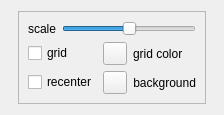
This is ui/adjustscenewidget.ui in bitsed/qosmic as Qt 5 draws it before an edit. The edited form follows.
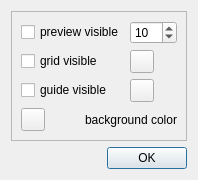
This is the edited form. Icons and pictures are not drawn. Custom widgets are drawn as their Qt base class.

Patch:
```diff
--- a/ui/adjustscenewidget.ui
+++ b/ui/adjustscenewidget.ui
@@ -1,29 +1,26 @@
 <?xml version="1.0" encoding="UTF-8"?>
 <ui version="4.0">
  <class>AdjustSceneWidget</class>
- <widget class="QWidget" name="AdjustSceneWidget">
+ <widget class="QDialog" name="AdjustSceneWidget">
   <property name="geometry">
    <rect>
     <x>0</x>
     <y>0</y>
-    <width>224</width>
-    <height>113</height>
+    <width>191</width>
+    <height>160</height>
    </rect>
   </property>
-  <property name="sizePolicy">
-   <sizepolicy hsizetype="Minimum" vsizetype="Minimum">
-    <horstretch>0</horstretch>
-    <verstretch>0</verstretch>
-   </sizepolicy>
-  </property>
   <property name="windowTitle">
    <string>Adjust Scene</string>
   </property>
-  <layout class="QGridLayout" name="gridLayout_3">
+  <property name="modal">
+   <bool>true</bool>
+  </property>
+  <layout class="QGridLayout" name="gridLayout_2">
    <item row="0" column="0">
     <widget class="QFrame" name="frame">
      <property name="sizePolicy">
-      <sizepolicy hsizetype="Maximum" vsizetype="Maximum">
+      <sizepolicy hsizetype="Preferred" vsizetype="Maximum">
        <horstretch>0</horstretch>
        <verstretch>0</verstretch>
       </sizepolicy>
@@ -34,78 +31,80 @@
      <property name="frameShadow">
       <enum>QFrame::Sunken</enum>
      </property>
-     <layout class="QGridLayout" name="gridLayout_2">
+     <layout class="QVBoxLayout" name="verticalLayout">
+      <item>
+       <layout class="QGridLayout" name="gridLayout">
       <item row="0" column="0">
-       <widget class="QLabel" name="label">
+         <widget class="QCheckBox" name="m_previewCheckBox">
         <property name="text">
-         <string>scale</string>
+           <string>preview visible</string>
         </property>
        </widget>
       </item>
       <item row="0" column="1">
-       <widget class="SnapSlider" name="m_sceneScaleSlider">
-        <property name="sizePolicy">
-         <sizepolicy hsizetype="Expanding" vsizetype="Minimum">
-          <horstretch>0</horstretch>
-          <verstretch>0</verstretch>
-         </sizepolicy>
-        </property>
-        <property name="minimum">
-         <number>-1000</number>
+         <widget class="IntValueEditor" name="m_previewEditor">
+          <property name="toolTip">
+           <string>preview density</string>
         </property>
         <property name="maximum">
-         <number>1000</number>
-        </property>
-        <property name="orientation">
-         <enum>Qt::Horizontal</enum>
+           <number>999</number>
+          </property>
+          <property name="value">
+           <number>10</number>
         </property>
        </widget>
       </item>
-      <item row="1" column="0" colspan="2">
-       <layout class="QGridLayout" name="gridLayout" columnstretch="0,1">
-        <item row="0" column="0">
+        <item row="1" column="0">
          <widget class="QCheckBox" name="m_gridCheckBox">
           <property name="text">
-           <string>grid</string>
-          </property>
-         </widget>
-        </item>
-        <item row="0" column="1">
-         <layout class="QHBoxLayout" name="horizontalLayout">
-          <item>
-           <widget class="QToolButton" name="m_gridColorButton">
-            <property name="maximumSize">
-             <size>
-              <width>24</width>
-              <height>24</height>
-             </size>
-            </property>
-            <property name="text">
-             <string/>
-            </property>
-            <property name="icon">
-             <iconset resource="../qosmic.qrc">
-              <normaloff>:/icons/silk/color_wheel.xpm</normaloff>:/icons/silk/color_wheel.xpm</iconset>
-            </property>
-           </widget>
-          </item>
-          <item>
-           <widget class="QLabel" name="label_7">
-            <property name="text">
-             <string>grid color</string>
-            </property>
-           </widget>
-          </item>
-         </layout>
-        </item>
-        <item row="1" column="0">
-         <widget class="QCheckBox" name="m_sceneCenterOnCheckbox">
-          <property name="text">
-           <string>recenter</string>
+           <string>grid visible</string>
           </property>
          </widget>
         </item>
         <item row="1" column="1">
+         <widget class="QToolButton" name="m_gridColorButton">
+          <property name="maximumSize">
+           <size>
+            <width>24</width>
+            <height>24</height>
+           </size>
+          </property>
+          <property name="text">
+           <string/>
+          </property>
+          <property name="icon">
+           <iconset resource="../qosmic.qrc">
+            <normaloff>:/icons/silk/color_wheel.xpm</normaloff>:/icons/silk/color_wheel.xpm</iconset>
+          </property>
+         </widget>
+        </item>
+        <item row="2" column="0">
+         <widget class="QCheckBox" name="m_guideCheckBox">
+          <property name="text">
+           <string>guide visible</string>
+          </property>
+         </widget>
+        </item>
+        <item row="2" column="1">
+         <widget class="QToolButton" name="m_guideColorButton">
+          <property name="maximumSize">
+           <size>
+            <width>24</width>
+            <height>24</height>
+           </size>
+          </property>
+          <property name="text">
+           <string/>
+          </property>
+          <property name="icon">
+           <iconset resource="../qosmic.qrc">
+            <normaloff>:/icons/silk/color_wheel.xpm</normaloff>:/icons/silk/color_wheel.xpm</iconset>
+          </property>
+         </widget>
+        </item>
+       </layout>
+      </item>
+      <item>
          <layout class="QHBoxLayout" name="horizontalLayout_2">
           <item>
            <widget class="QToolButton" name="m_bgColorButton">
@@ -130,7 +129,7 @@
              <enum>Qt::RightToLeft</enum>
             </property>
             <property name="text">
-             <string>background</string>
+           <string>background color</string>
             </property>
             <property name="alignment">
              <set>Qt::AlignRight|Qt::AlignTrailing|Qt::AlignVCenter</set>
@@ -140,18 +139,26 @@
          </layout>
         </item>
        </layout>
-      </item>
-     </layout>
     </widget>
    </item>
    <item row="1" column="0">
+    <widget class="QDialogButtonBox" name="m_okButtonBox">
+     <property name="orientation">
+      <enum>Qt::Horizontal</enum>
+     </property>
+     <property name="standardButtons">
+      <set>QDialogButtonBox::Ok</set>
+     </property>
+    </widget>
+   </item>
+   <item row="2" column="0">
     <spacer name="verticalSpacer">
      <property name="orientation">
       <enum>Qt::Vertical</enum>
      </property>
      <property name="sizeHint" stdset="0">
       <size>
-       <width>13</width>
+       <width>149</width>
        <height>0</height>
       </size>
      </property>
@@ -161,9 +168,9 @@
  </widget>
  <customwidgets>
   <customwidget>
-   <class>SnapSlider</class>
-   <extends>QSlider</extends>
-   <header>snapslider.h</header>
+   <class>IntValueEditor</class>
+   <extends>QSpinBox</extends>
+   <header>intvalueeditor.h</header>
   </customwidget>
  </customwidgets>
  <resources>
```
Left out of the diff: 21 changed lines with no effect on the pictures. Lines whose indentation alone changed are shown as unchanged.
